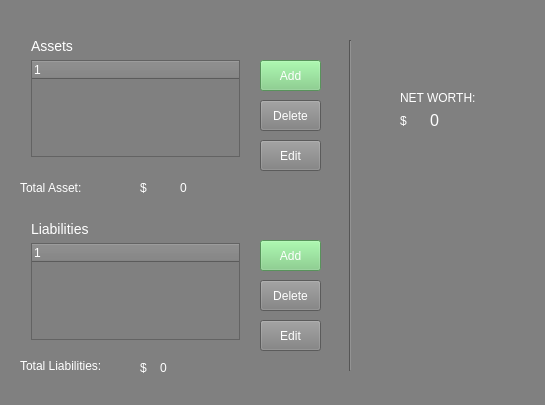
Qt form src/asset.ui (shimks/financial-wealth-management) before a commit.
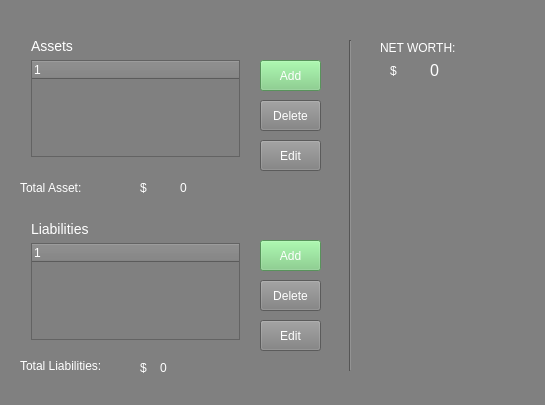
The same form after that commit.

```diff
--- a/src/asset.ui
+++ b/src/asset.ui
@@ -225,8 +225,8 @@
    <widget class="QLabel" name="label_10">
     <property name="geometry">
      <rect>
-      <x>400</x>
-      <y>90</y>
+      <x>380</x>
+      <y>40</y>
       <width>81</width>
       <height>16</height>
      </rect>
@@ -239,7 +239,7 @@
     <property name="geometry">
      <rect>
       <x>430</x>
-      <y>110</y>
+      <y>60</y>
       <width>91</width>
       <height>21</height>
      </rect>
@@ -272,8 +272,8 @@
    <widget class="QLabel" name="label_2">
     <property name="geometry">
      <rect>
-      <x>400</x>
-      <y>110</y>
+      <x>390</x>
+      <y>60</y>
       <width>21</width>
       <height>21</height>
      </rect>
```
Left out of the diff: 20 changed lines with no effect on the pictures.
